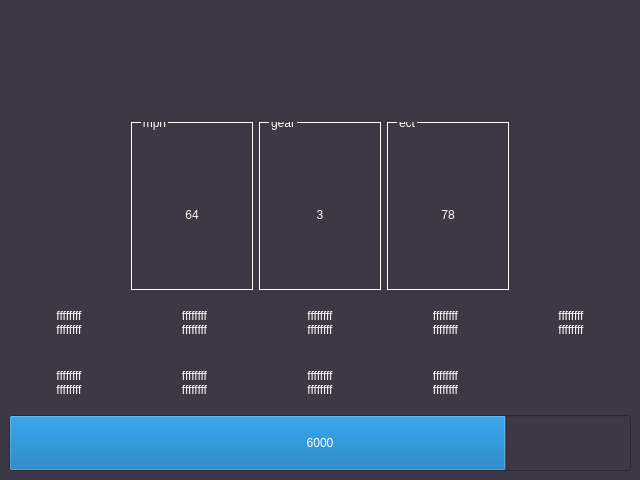
hatsunearu/canbus-dash, file dash.ui: the form before one commit.
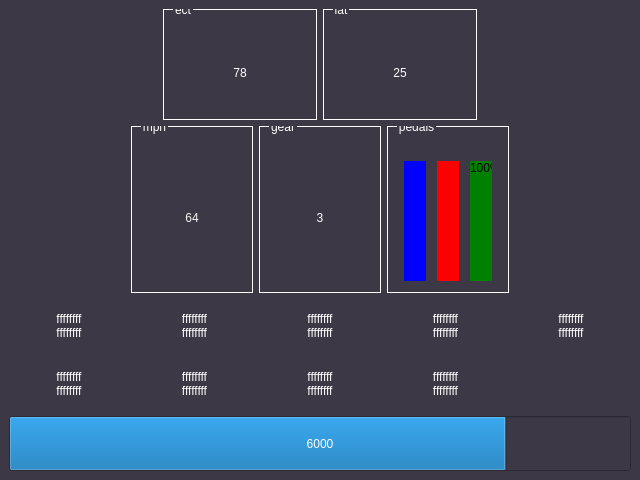
The form after the commit.

Diff of the .ui file:
```diff
--- a/dash.ui
+++ b/dash.ui
@@ -31,7 +31,7 @@
   <widget class="QWidget" name="centralwidget">
    <layout class="QVBoxLayout" name="verticalLayout" stretch="2,3,2,1">
     <item>
-     <layout class="QHBoxLayout" name="top_row">
+     <layout class="QHBoxLayout" name="top_row" stretch="1,1,1,1">
       <item>
        <spacer name="horizontalSpacer_2">
         <property name="orientation">
@@ -45,6 +45,82 @@
         </property>
        </spacer>
       </item>
+      <item>
+       <widget class="QGroupBox" name="groupBox_3">
+        <property name="styleSheet">
+         <string notr="true">
+QGroupBox{
+  color: white;
+  font: 11pt &quot;American Kestrel Semi-Straight&quot;;
+    border: 1px solid white;
+    margin-top: 0.5em;
+}
+
+QGroupBox::title {
+    top: -6px;
+    left: 10px;
+}</string>
+        </property>
+        <property name="title">
+         <string>ect</string>
+        </property>
+        <layout class="QHBoxLayout" name="horizontalLayout_2">
+         <item>
+          <widget class="QLabel" name="ectLabel">
+           <property name="styleSheet">
+            <string notr="true">color: white;
+font: 36pt &quot;American Kestrel Straight&quot;;
+border: none;</string>
+           </property>
+           <property name="text">
+            <string>78</string>
+           </property>
+           <property name="alignment">
+            <set>Qt::AlignCenter</set>
+           </property>
+          </widget>
+         </item>
+        </layout>
+       </widget>
+      </item>
+      <item>
+       <widget class="QGroupBox" name="groupBox_5">
+        <property name="styleSheet">
+         <string notr="true">
+QGroupBox{
+  color: white;
+  font: 11pt &quot;American Kestrel Semi-Straight&quot;;
+    border: 1px solid white;
+    margin-top: 0.5em;
+}
+
+QGroupBox::title {
+    top: -6px;
+    left: 10px;
+}</string>
+        </property>
+        <property name="title">
+         <string>iat</string>
+        </property>
+        <layout class="QHBoxLayout" name="horizontalLayout_5">
+         <item>
+          <widget class="QLabel" name="iatLabel">
+           <property name="styleSheet">
+            <string notr="true">color: white;
+font: 36pt &quot;American Kestrel Straight&quot;;
+border: none;</string>
+           </property>
+           <property name="text">
+            <string>25</string>
+           </property>
+           <property name="alignment">
+            <set>Qt::AlignCenter</set>
+           </property>
+          </widget>
+         </item>
+        </layout>
+       </widget>
+      </item>
       <item>
        <spacer name="horizontalSpacer">
         <property name="orientation">
@@ -176,10 +252,9 @@
        </widget>
       </item>
       <item>
-       <widget class="QGroupBox" name="groupBox_3">
+       <widget class="QGroupBox" name="groupBox_4">
         <property name="styleSheet">
-         <string notr="true">
-QGroupBox{
+         <string notr="true">QGroupBox{
   color: white;
   font: 11pt &quot;American Kestrel Semi-Straight&quot;;
     border: 1px solid white;
@@ -192,21 +267,66 @@
 }</string>
         </property>
         <property name="title">
-         <string>ect</string>
+         <string>pedals</string>
         </property>
-        <layout class="QHBoxLayout" name="horizontalLayout_2">
+        <layout class="QHBoxLayout" name="horizontalLayout_4">
+         <property name="topMargin">
+          <number>15</number>
+         </property>
+         <property name="bottomMargin">
+          <number>9</number>
+         </property>
          <item>
-          <widget class="QLabel" name="ectLabel">
+          <widget class="QProgressBar" name="clutchProgressbar">
            <property name="styleSheet">
-            <string notr="true">color: white;
-font: 48pt &quot;American Kestrel Straight&quot;;
-border: none;</string>
+            <string notr="true">QProgressBar::chunk {
+  background-color: blue;
+}</string>
            </property>
-           <property name="text">
-            <string>78</string>
+           <property name="value">
+            <number>100</number>
            </property>
-           <property name="alignment">
-            <set>Qt::AlignCenter</set>
+           <property name="textVisible">
+            <bool>false</bool>
+           </property>
+           <property name="orientation">
+            <enum>Qt::Vertical</enum>
+           </property>
+          </widget>
+         </item>
+         <item>
+          <widget class="QProgressBar" name="brakeProgressbar">
+           <property name="styleSheet">
+            <string notr="true">QProgressBar::chunk {
+  background-color: red;
+}</string>
+           </property>
+           <property name="value">
+            <number>100</number>
+           </property>
+           <property name="textVisible">
+            <bool>false</bool>
+           </property>
+           <property name="orientation">
+            <enum>Qt::Vertical</enum>
+           </property>
+          </widget>
+         </item>
+         <item>
+          <widget class="QProgressBar" name="gasProgressbar">
+           <property name="styleSheet">
+            <string notr="true">QProgressBar::chunk {
+  background-color: green;
+}</string>
+           </property>
+           <property name="value">
+            <number>100</number>
+           </property>
+           <property name="textVisible">
+            <bool>true</bool>
+           </property>
+           <property name="orientation">
+            <enum>Qt::Vertical</enum>
            </property>
           </widget>
          </item>
```
Left out of the diff: 32 changed lines with no effect on the pictures.
